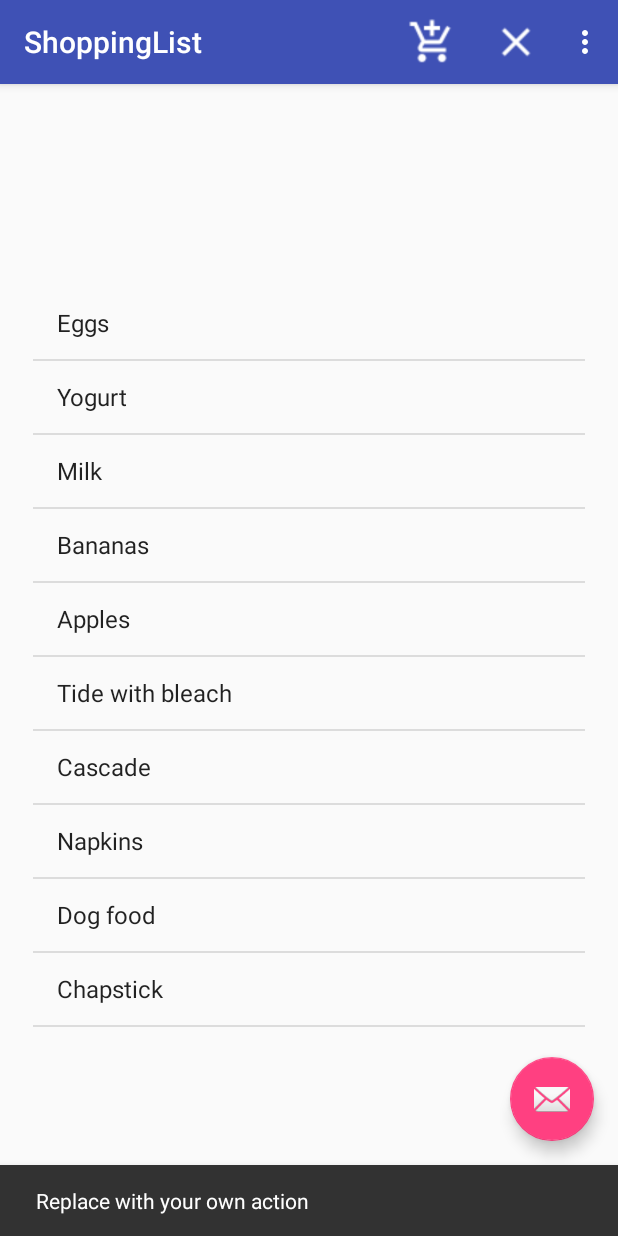
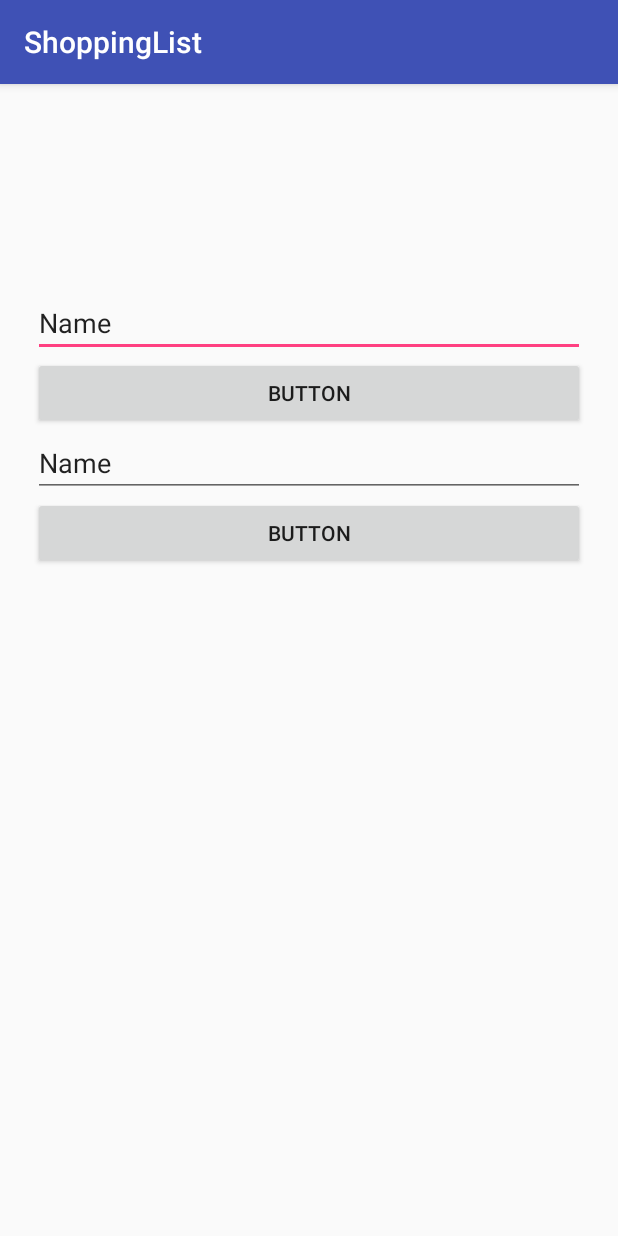
Before and after one commit to flyhands/ShoppingList, an Android app: the screen it shows after launch (MainActivity before the commit, JSON after it), after a tap on an icon or button, on a phone screen of 412 x 824 dp. Run offline under Robolectric (Android 15) with nearby library versions, the phone set to English and light mode, and no system bars.

```diff
--- a/app/build.gradle
+++ b/app/build.gradle
@@ -16,6 +16,7 @@ android {
             proguardFiles getDefaultProguardFile('proguard-android.txt'), 'proguard-rules.pro'
         }
     }
+
 }
 
 dependencies {
@@ -23,6 +24,8 @@ dependencies {
     implementation 'com.android.support:appcompat-v7:26.1.0'
     implementation 'com.android.support.constraint:constraint-layout:1.1.0'
     implementation 'com.android.support:design:26.1.0'
+    implementation group: 'org.apache.httpcomponents' , name: 'httpclient-android' , version: '4.3.5.1'
+    implementation 'com.squareup.okhttp3:okhttp:3.7.0'
     testImplementation 'junit:junit:4.12'
     androidTestImplementation 'com.android.support.test:runner:1.0.1'
     androidTestImplementation 'com.android.support.test.espresso:espresso-core:3.0.1'
--- a/app/src/main/AndroidManifest.xml
+++ b/app/src/main/AndroidManifest.xml
@@ -1,6 +1,10 @@
 <?xml version="1.0" encoding="utf-8"?>
 <manifest xmlns:android="http://schemas.android.com/apk/res/android"
     package="android.vogella.de.shoppinglist">
+
+    <uses-permission android:name="android.permission.INTERNET" />
+    <uses-permission android:name="android.permission.ACCESS_NETWORK_STATE" />
+    <uses-permission android:name="android.permission.ACCESS_WIFI_STATE" />
 
     <application
         android:allowBackup="true"
@@ -19,6 +23,7 @@
                 <category android:name="android.intent.category.LAUNCHER" />
             </intent-filter>
         </activity>
+        <activity android:name=".JSON"></activity>
     </application>
 
 </manifest>
--- /dev/null
+++ b/app/src/main/java/android/vogella/de/shoppinglist/JSON.java
@@ -0,0 +1,27 @@
+package android.vogella.de.shoppinglist;
+
+import android.support.v7.app.AppCompatActivity;
+import android.os.Bundle;
+import android.util.Log;
+import android.widget.Button;
+import android.widget.EditText;
+
+public class JSON extends AppCompatActivity {
+
+    @Override
+    protected void onCreate(Bundle savedInstanceState) {
+        super.onCreate(savedInstanceState);
+        setContentView(R.layout.activity_json);
+
+        String paramValue = "http://10.0.2.2//syafi/jsonfile.json";
+
+
+        readJson readson = (readJson) new readJson().execute(paramValue);
+        String data = readson.doInBackground();
+        Log.v("msg", data);
+
+
+
+    }
+
+}
--- a/app/src/main/java/android/vogella/de/shoppinglist/MainActivity.java
+++ b/app/src/main/java/android/vogella/de/shoppinglist/MainActivity.java
@@ -1,5 +1,6 @@
 package android.vogella.de.shoppinglist;
 
+import android.content.Intent;
 import android.os.Bundle;
 import android.support.design.widget.FloatingActionButton;
 import android.support.design.widget.Snackbar;
@@ -55,8 +56,9 @@ public class MainActivity extends AppCompatActivity {
         fab.setOnClickListener(new View.OnClickListener() {
             @Override
             public void onClick(View view) {
-                Snackbar.make(view, "Replace with your own action", Snackbar.LENGTH_LONG)
-                        .setAction("Action", null).show();
+                Intent intent = new Intent(getApplicationContext(), JSON.class);
+                startActivity(intent);
+
             }
         });
     }
--- /dev/null
+++ b/app/src/main/java/android/vogella/de/shoppinglist/readJson.java
@@ -0,0 +1,52 @@
+package android.vogella.de.shoppinglist;
+
+import android.os.AsyncTask;
+import android.util.Log;
+
+import java.io.BufferedReader;
+import java.io.InputStream;
+import java.io.InputStreamReader;
+import java.net.HttpURLConnection;
+import java.net.URL;
+import java.util.ArrayList;
+import java.util.List;
+
+public class readJson extends AsyncTask<String, String, String> {
+
+    protected String doInBackground(String... params) {
+        HttpURLConnection connection;
+        URL url;
+        BufferedReader reader = null;
+        final List<String> list = new ArrayList<>();
+
+        try {
+
+            url = new URL(params[0]);
+            connection = (HttpURLConnection) url.openConnection();
+            connection.connect();
+            InputStream stream = connection.getInputStream();
+            String line = "";
+            StringBuffer buffer = new StringBuffer();
+            reader = new BufferedReader(new InputStreamReader(stream));
+
+
+
+            while ((line = reader.readLine()) != null) {
+                list.add(line+"\n");
+                line.concat(buffer.toString());
+                Log.d("Response: ", "> " + line);   //here u ll get whole response...... :-)
+            }
+            StringBuilder builder = new StringBuilder();
+            for (String value : list) {
+                builder.append(value);
+            }
+            final String text = builder.toString();
+            Log.v("msg", text);
+
+        } catch (Exception e) {
+            e.printStackTrace();
+        }
+        return null;
+    }
+
+}
--- /dev/null
+++ b/app/src/main/res/layout/activity_json.xml
@@ -0,0 +1,47 @@
+<?xml version="1.0" encoding="utf-8"?>
+<android.support.constraint.ConstraintLayout xmlns:android="http://schemas.android.com/apk/res/android"
+    xmlns:app="http://schemas.android.com/apk/res-auto"
+    xmlns:tools="http://schemas.android.com/tools"
+    android:layout_width="match_parent"
+    android:layout_height="match_parent"
+    tools:context=".JSON">
+
+    <LinearLayout
+        android:layout_width="368dp"
+        android:layout_height="495dp"
+        android:orientation="vertical"
+        app:layout_constraintBottom_toBottomOf="parent"
+        app:layout_constraintEnd_toEndOf="parent"
+        app:layout_constraintHorizontal_bias="0.5"
+        app:layout_constraintStart_toStartOf="parent"
+        app:layout_constraintTop_toTopOf="parent">
+
+        <EditText
+            android:id="@+id/editText"
+            android:layout_width="match_parent"
+            android:layout_height="wrap_content"
+            android:ems="10"
+            android:inputType="textPersonName"
+            android:text="Name" />
+
+        <Button
+            android:id="@+id/button"
+            android:layout_width="match_parent"
+            android:layout_height="wrap_content"
+            android:text="Button" />
+
+        <EditText
+            android:id="@+id/editText2"
+            android:layout_width="match_parent"
+            android:layout_height="wrap_content"
+            android:ems="10"
+            android:inputType="textPersonName"
+            android:text="Name" />
+
+        <Button
+            android:id="@+id/button2"
+            android:layout_width="match_parent"
+            android:layout_height="wrap_content"
+            android:text="Button" />
+    </LinearLayout>
+</android.support.constraint.ConstraintLayout>
--- a/build.gradle
+++ b/build.gradle
@@ -7,7 +7,7 @@ buildscript {
         jcenter()
     }
     dependencies {
-        classpath 'com.android.tools.build:gradle:3.0.1'
+        classpath 'com.android.tools.build:gradle:3.1.2'
 
 
         // NOTE: Do not place your application dependencies here; they belong
```
Also changed, not shown: gradle/wrapper/gradle-wrapper.properties.
